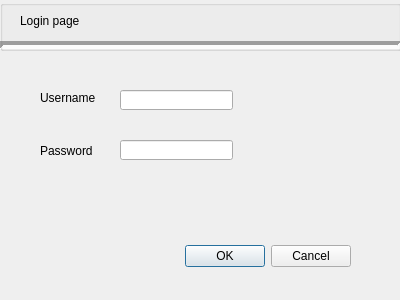
ParhamArmani/CS1CGroupProject, file login.ui: the form before one commit.
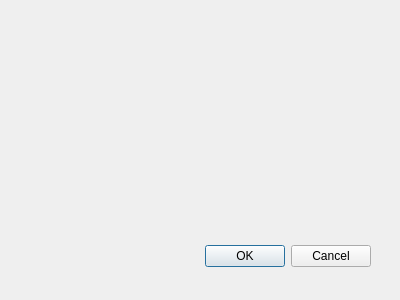
The form after the commit.

Diff of the .ui file:
```diff
--- a/login.ui
+++ b/login.ui
@@ -16,9 +16,9 @@
   <widget class="QDialogButtonBox" name="buttonBox">
    <property name="geometry">
     <rect>
-     <x>150</x>
+     <x>30</x>
      <y>240</y>
-     <width>201</width>
+     <width>341</width>
      <height>32</height>
     </rect>
    </property>
@@ -29,100 +29,6 @@
     <set>QDialogButtonBox::Cancel|QDialogButtonBox::Ok</set>
    </property>
   </widget>
-  <widget class="QLineEdit" name="lineEdit">
-   <property name="geometry">
-    <rect>
-     <x>120</x>
-     <y>90</y>
-     <width>113</width>
-     <height>20</height>
-    </rect>
-   </property>
-  </widget>
-  <widget class="QLineEdit" name="lineEdit_2">
-   <property name="geometry">
-    <rect>
-     <x>120</x>
-     <y>140</y>
-     <width>113</width>
-     <height>20</height>
-    </rect>
-   </property>
-  </widget>
-  <widget class="QLabel" name="label">
-   <property name="geometry">
-    <rect>
-     <x>40</x>
-     <y>90</y>
-     <width>61</width>
-     <height>16</height>
-    </rect>
-   </property>
-   <property name="text">
-    <string>Username</string>
-   </property>
-  </widget>
-  <widget class="QLabel" name="label_2">
-   <property name="geometry">
-    <rect>
-     <x>40</x>
-     <y>140</y>
-     <width>61</width>
-     <height>21</height>
-    </rect>
-   </property>
-   <property name="text">
-    <string>Password</string>
-   </property>
-  </widget>
-  <widget class="Line" name="line">
-   <property name="geometry">
-    <rect>
-     <x>0</x>
-     <y>30</y>
-     <width>401</width>
-     <height>30</height>
-    </rect>
-   </property>
-   <property name="lineWidth">
-    <number>4</number>
-   </property>
-   <property name="orientation">
-    <enum>Qt::Horizontal</enum>
-   </property>
-  </widget>
-  <widget class="QGroupBox" name="groupBox">
-   <property name="geometry">
-    <rect>
-     <x>0</x>
-     <y>0</y>
-     <width>401</width>
-     <height>51</height>
-    </rect>
-   </property>
-   <property name="title">
-    <string/>
-   </property>
-   <property name="flat">
-    <bool>false</bool>
-   </property>
-   <property name="checkable">
-    <bool>false</bool>
-   </property>
-   <widget class="QLabel" name="label_3">
-    <property name="geometry">
-     <rect>
-      <x>20</x>
-      <y>10</y>
-      <width>91</width>
-      <height>21</height>
-     </rect>
-    </property>
-    <property name="text">
-     <string>Login page</string>
-    </property>
-   </widget>
-  </widget>
  </widget>
  <resources/>
  <connections>
```
Left out of the diff: 15 changed lines with no effect on the pictures.
